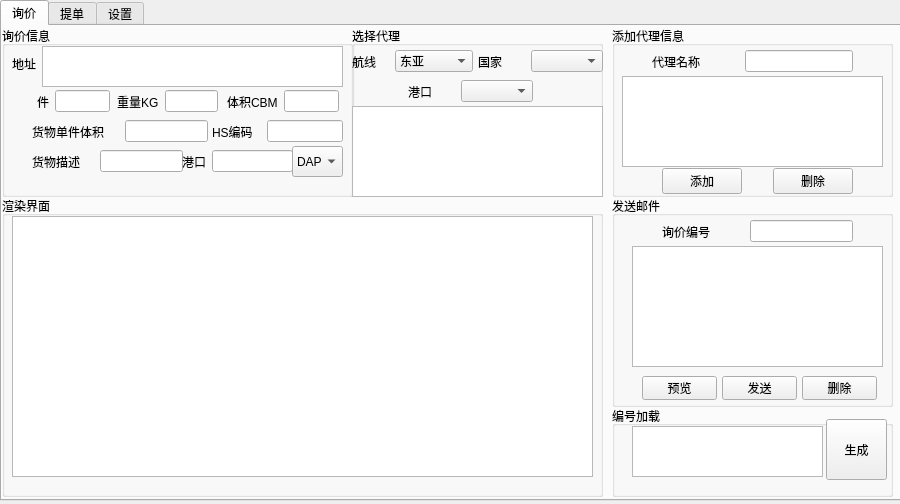
The window that untitled.ui (jerryliang122-vast/working-CIF-service) describes before a commit, drawn with Qt 5.
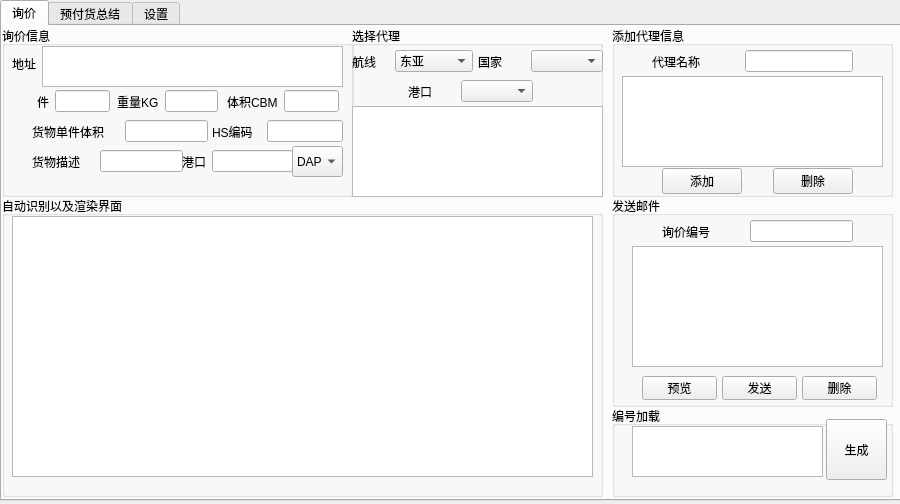
The same window after the commit.

```diff
--- a/untitled.ui
+++ b/untitled.ui
@@ -647,7 +647,7 @@
       </rect>
      </property>
      <property name="title">
-      <string>渲染界面</string>
+      <string>自动识别以及渲染界面</string>
      </property>
      <widget class="QTextEdit" name="emailtext">
       <property name="geometry">
@@ -796,7 +796,7 @@
    </widget>
    <widget class="QWidget" name="tab_2">
     <attribute name="title">
-     <string>提单</string>
+     <string>预付货总结</string>
     </attribute>
    </widget>
    <widget class="QWidget" name="tab_3">
```
